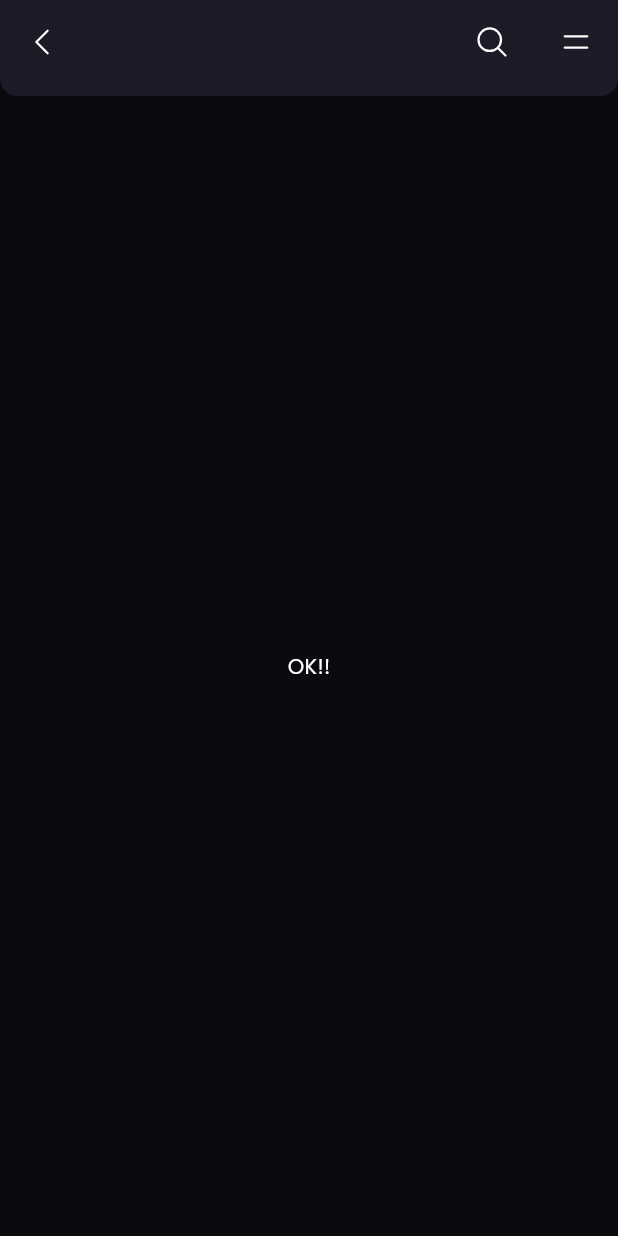
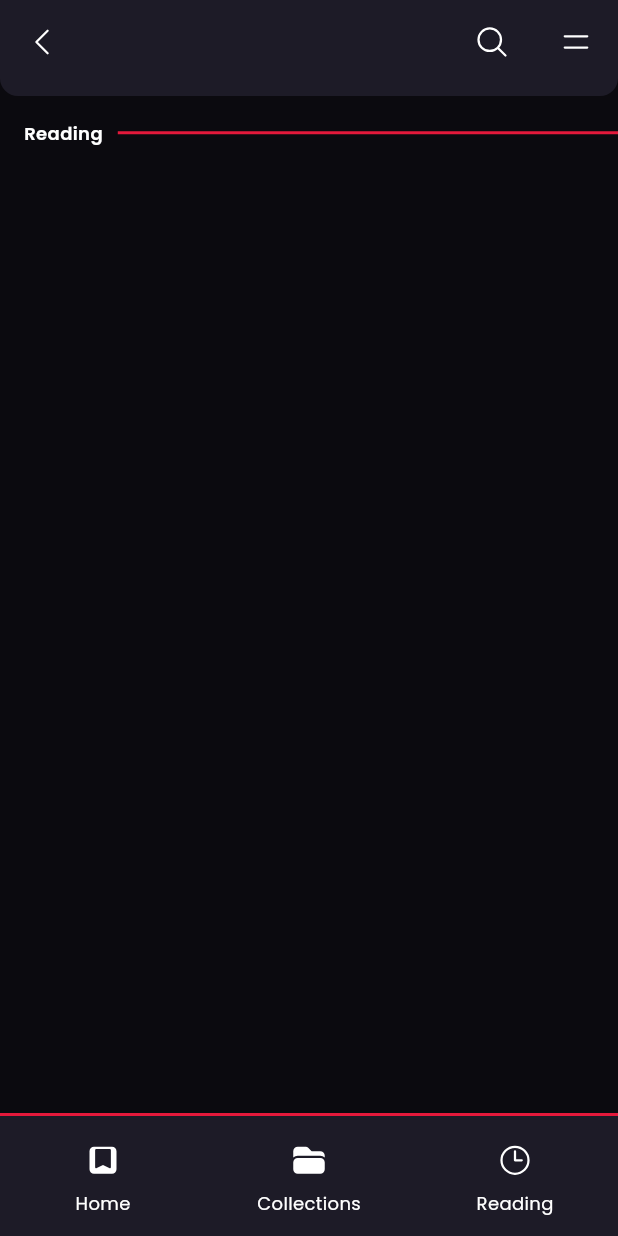
Before and after one commit to mikael-st/komik, a Flutter app: the screen it shows after launch, on a phone screen of 412 x 824 dp. Run offline on Flutter 3.47's test engine with Material 3 defaults, Android fonts, the phone set to English and light mode, and no system bars; our stand-ins replace google_fonts, heroicons.

Commit message:
feat: created NavBar and SectionDivider

```diff
--- /dev/null
+++ b/lib/assets/typography.dart
@@ -0,0 +1,10 @@
+import 'package:flutter/material.dart';
+import 'package:komik/assets/palette.dart';
+
+class KomikTypography {
+  static TextStyle get label => TextStyle(
+    fontSize: 12,
+    color: Palette.white,
+    fontWeight: FontWeight.w600
+  );
+}
--- /dev/null
+++ b/lib/components/devider/section_devider.dart
@@ -0,0 +1,24 @@
+import 'package:flutter/material.dart';
+import 'package:komik/assets/palette.dart';
+import 'package:komik/assets/typography.dart';
+
+class SectionDevider extends StatelessWidget {
+  final String text;
+  const SectionDevider({super.key, required this.text});
+
+  @override
+  Widget build(BuildContext context) {
+    return Row(
+      children: [
+        Text(text, style: KomikTypography.label,),
+        Expanded (
+          child: Container(
+            margin: EdgeInsets.only(left: 10),
+            height: 2,
+            color: Palette.details,
+          ),
+        )
+      ],
+    );
+  }
+}
--- /dev/null
+++ b/lib/components/tool-bars/nav-bar.dart
@@ -0,0 +1,60 @@
+import 'package:flutter/material.dart';
+import 'package:heroicons/heroicons.dart';
+import 'package:komik/assets/palette.dart';
+
+class NavBar extends StatelessWidget {
+  const NavBar({super.key});
+
+  @override
+  Widget build(BuildContext context) {
+    return Container(
+        decoration: BoxDecoration(
+          border: Border(top: BorderSide(color: Palette.details, width: 2))),
+        child: NavigationBarTheme(
+          data: NavigationBarThemeData(
+            labelTextStyle: WidgetStateProperty.all(
+              TextStyle(
+                color: Palette.white,
+                fontSize: 12,
+              )
+            )
+          ),
+          child: NavigationBar(
+          onDestinationSelected: (value) {
+            print(value);
+          },
+          destinations: [
+            NavigationDestination(
+              icon: HeroIcon(
+                HeroIcons.bookmarkSquare,
+                style: HeroIconStyle.solid,
+                size: 24,
+                color: Palette.white,
+              ),
+              label: 'Home',
+            ),
+            NavigationDestination(
+              icon: HeroIcon(
+                HeroIcons.folder,
+                style: HeroIconStyle.solid,
+                size: 24,
+                color: Palette.white,
+              ),
+              label: 'Collections',
+            ),
+            NavigationDestination(
+              icon: HeroIcon(
+                HeroIcons.clock,
+                size: 24,
+                color: Palette.white,
+              ),
+              label: 'Reading',
+            ),
+          ],
+          selectedIndex: 0,
+          backgroundColor: Palette.items,
+          indicatorColor: Palette.transparent,
+        )),
+      );
+  }
+}
--- a/lib/main.dart
+++ b/lib/main.dart
@@ -1,7 +1,9 @@
 import 'package:flutter/material.dart';
 import 'package:google_fonts/google_fonts.dart';
 import 'package:komik/assets/palette.dart';
+import 'package:komik/components/tool-bars/nav-bar.dart';
 import 'package:komik/components/tool-bars/tool_bar.dart';
+import 'package:komik/pages/home_page.dart';
 
 void main() {
   runApp(const KomikApp());
@@ -24,9 +26,8 @@ class KomikApp extends StatelessWidget {
       ),
       home: Scaffold(
         appBar: ToolBar(),
-        body: Center(
-          child: Text('OK!!', style: TextStyle(color: Palette.white),),
-        ),
+        body: HomePage(),
+        bottomNavigationBar: NavBar(),
       )
     );
   }
--- /dev/null
+++ b/lib/pages/home_page.dart
@@ -0,0 +1,29 @@
+import 'package:flutter/material.dart';
+import 'package:komik/components/devider/section_devider.dart';
+
+class HomePage extends StatelessWidget {
+  const HomePage({super.key});
+
+  @override
+  Widget build(BuildContext context) {
+    return Container(
+      height: double.infinity,
+      margin: EdgeInsets.only(top: 16, bottom: 16, left: 16),
+      // decoration: BoxDecoration(
+      //   border: Border.all(
+      //     color: Colors.red,
+      //     width: 1
+      //   )
+      // ),
+      child: SingleChildScrollView(
+        child: Column(
+          children: [
+            SectionDevider(
+              text: 'Reading',
+            )
+          ],
+        ),
+      ),
+    );
+  }
+}
```
